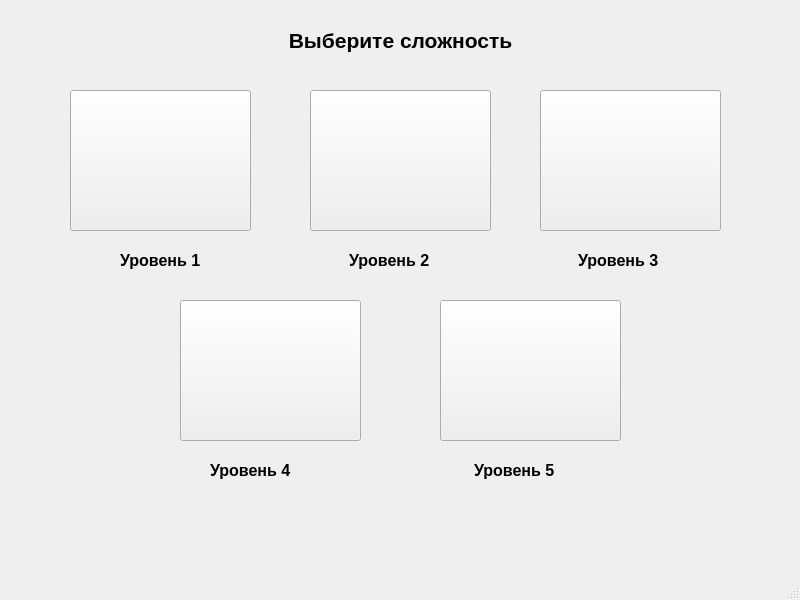
Grinik767/gazik, file uis/levels.ui: the form before one commit.
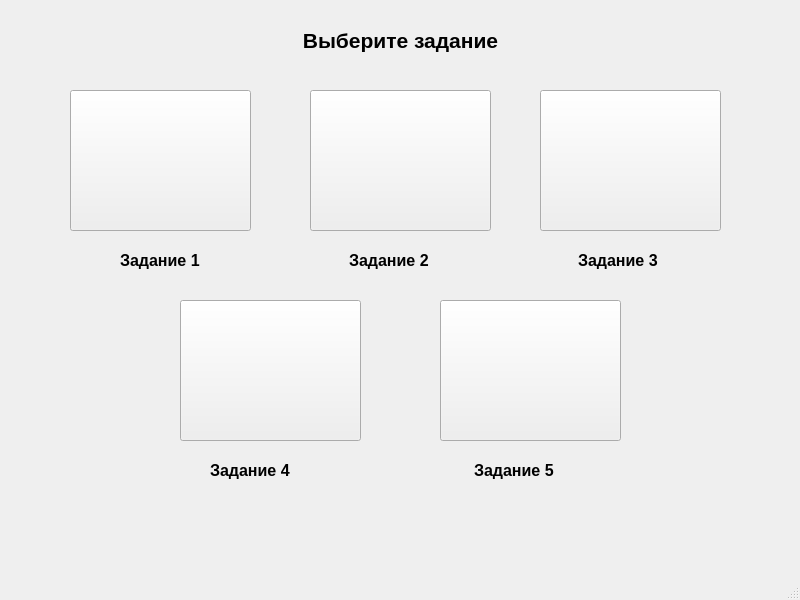
The form after the commit.

```diff
--- a/uis/levels.ui
+++ b/uis/levels.ui
@@ -44,7 +44,7 @@
      </font>
     </property>
     <property name="text">
-     <string>Выберите сложность</string>
+     <string>Выберите задание</string>
     </property>
     <property name="alignment">
      <set>Qt::AlignCenter</set>
@@ -136,7 +136,7 @@
         </font>
        </property>
        <property name="text">
-        <string>Уровень 1</string>
+        <string>Задание 1</string>
        </property>
       </widget>
      </item>
@@ -151,7 +151,7 @@
         </font>
        </property>
        <property name="text">
-        <string>Уровень 2</string>
+        <string>Задание 2</string>
        </property>
       </widget>
      </item>
@@ -166,7 +166,7 @@
         </font>
        </property>
        <property name="text">
-        <string>Уровень 3</string>
+        <string>Задание 3</string>
        </property>
       </widget>
      </item>
@@ -193,7 +193,7 @@
         </font>
        </property>
        <property name="text">
-        <string>Уровень 4</string>
+        <string>Задание 4</string>
        </property>
       </widget>
      </item>
@@ -208,7 +208,7 @@
         </font>
        </property>
        <property name="text">
-        <string>Уровень 5</string>
+        <string>Задание 5</string>
        </property>
       </widget>
      </item>
```
Left out of the diff: 2 changed lines with no effect on the pictures.
